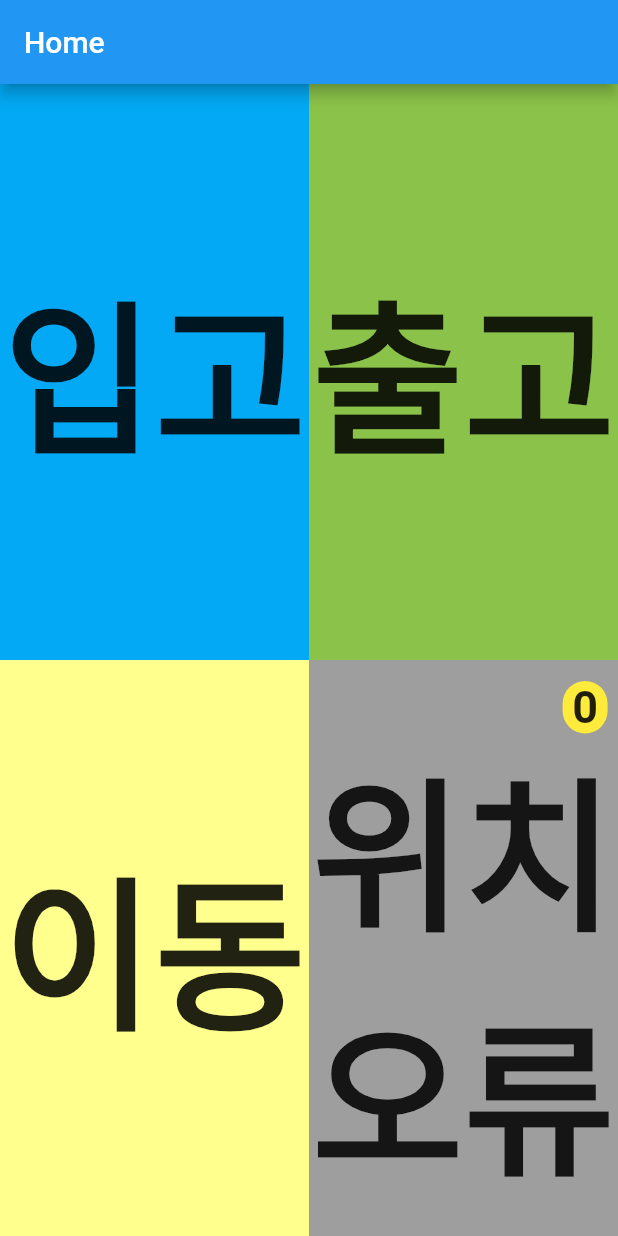
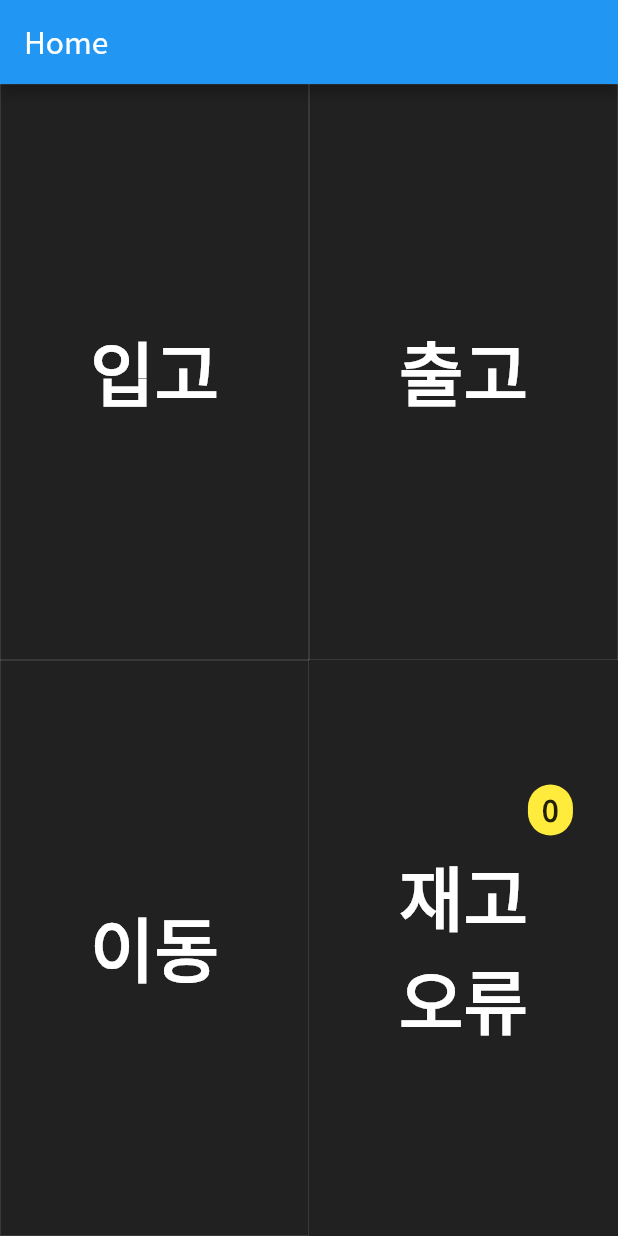
Before and after one commit to bigdatachobo/qr_detect_abnormal_alarm, a Flutter app: the screen it shows after launch, on a phone screen of 412 x 824 dp. Run offline on Flutter 3.47's test engine with Material 2 defaults, Android fonts, the light colour scheme and no system bars; our stand-ins replace flutter_dotenv, flutter_spinkit; missing offline and left inert: mysql1, qr_code_scanner.

Commit message:
design & font & delete sql tuning

```diff
--- a/lib/abnormal_list_page.dart
+++ b/lib/abnormal_list_page.dart
@@ -27,10 +27,10 @@ class _AbnormalItemsPageState extends State<AbnormalItemsPage> {
       int index = entry.key;
       AbnormalItem item = entry.value;
       return Container(
-          margin: EdgeInsets.symmetric(vertical: 4, horizontal: 8),
+          margin: const EdgeInsets.symmetric(vertical: 4, horizontal: 8),
           decoration: BoxDecoration(
             borderRadius: BorderRadius.circular(10),
-            boxShadow: [
+            boxShadow: const [
               BoxShadow(
                 color: Colors.black12,
                 blurRadius: 6,
@@ -42,29 +42,29 @@ class _AbnormalItemsPageState extends State<AbnormalItemsPage> {
           child: ListTile(
             title: Text(
               '관리번호: ${item.managementNumber}',
-              style: TextStyle(fontWeight: FontWeight.bold),
+              style: const TextStyle(fontWeight: FontWeight.bold),
             ),
             subtitle: RichText(
               text: TextSpan(
                 children: [
-                  TextSpan(
+                  const TextSpan(
                     text: '전산재고위치: ',
                     style: TextStyle(
                         fontWeight: FontWeight.bold, color: Colors.green),
                   ),
                   TextSpan(
                     text: '${item.dbLocation} / ',
-                    style: TextStyle(
+                    style: const TextStyle(
                         fontWeight: FontWeight.bold, color: Colors.green),
                   ),
-                  TextSpan(
-                    text: '실재재고위치: ',
+                  const TextSpan(
+                    text: '실물재고위치: ',
                     style: TextStyle(
                         fontWeight: FontWeight.bold, color: Colors.red),
                   ),
                   TextSpan(
                     text: '${item.actualLocation}',
-                    style: TextStyle(
+                    style: const TextStyle(
                         fontWeight: FontWeight.bold, color: Colors.red),
                   ),
                 ],
@@ -75,7 +75,7 @@ class _AbnormalItemsPageState extends State<AbnormalItemsPage> {
                     context: context,
                     builder: (context) {
                       return AlertDialog(
-                        title: const Text('실재재고 위치를 수정하시겠습니까?'),
+                        title: const Text('현재 재고 위치를 수정하시겠습니까?'),
                         actions: [
                           TextButton(
                             onPressed: () => Navigator.pop(context, false),
@@ -102,7 +102,10 @@ class _AbnormalItemsPageState extends State<AbnormalItemsPage> {
                         title: const Text('수정이 완료되었습니다.'),
                         actions: [
                           TextButton(
-                            onPressed: () => Navigator.pop(context),
+                            onPressed: () async {
+                              await deleteAbnormalItem(updatedItem.abnormalKey);
+                              Navigator.pop(context);
+                            },
                             child: const Text('OK'),
                           ),
                         ],
@@ -114,7 +117,7 @@ class _AbnormalItemsPageState extends State<AbnormalItemsPage> {
                     context: context,
                     builder: (context) {
                       return AlertDialog(
-                        title: Text('화물을 ${item.dbLocation} 위치로 옮겨주세요.'),
+                        title: Text('재고를 ${item.dbLocation} 위치로 옮겨주세요.'),
                         actions: [
                           TextButton(
                             onPressed: () => Navigator.pop(context),
--- a/lib/home_page.dart
+++ b/lib/home_page.dart
@@ -24,7 +24,7 @@ class _HomePageState extends State<HomePage> {
   @override
   Widget build(BuildContext context) {
     final screenWidth = MediaQuery.of(context).size.width;
-    final fontSize = screenWidth * 0.8 / 3;
+    final fontSize = screenWidth * 0.34 / 3;
 
     return Scaffold(
       appBar: AppBar(
@@ -51,10 +51,17 @@ class _HomePageState extends State<HomePage> {
                     },
                     child: Container(
                       alignment: Alignment.center,
-                      color: Colors.lightBlue,
+                      decoration: BoxDecoration(
+                        color: Colors.black87,
+                        border: Border.all(
+                          color: Colors.white,
+                          width: 0.05
+                        )
+                      ),
                       child: Text(
                         '입고',
-                        style: TextStyle(
+                          style: TextStyle(
+                          color: Colors.white,
                           fontSize: fontSize,
                           fontWeight: FontWeight.bold,
                         ),
@@ -77,10 +84,17 @@ class _HomePageState extends State<HomePage> {
                     },
                     child: Container(
                       alignment: Alignment.center,
-                      color: Colors.lightGreen,
+                      decoration: BoxDecoration(
+                          color: Colors.black87,
+                          border: Border.all(
+                              color: Colors.white,
+                              width: 0.05
+                          )
+                      ),
                       child: Text(
                         '출고',
                         style: TextStyle(
+                          color: Colors.white,
                           fontSize: fontSize,
                           fontWeight: FontWeight.bold,
                         ),
@@ -109,10 +123,17 @@ class _HomePageState extends State<HomePage> {
                     },
                     child: Container(
                       alignment: Alignment.center,
-                      color: Colors.yellowAccent[100],
+                      decoration: BoxDecoration(
+                          color: Colors.black87,
+                          border: Border.all(
+                              color: Colors.white,
+                              width: 0.05
+                          )
+                      ),
                       child: Text(
                         '이동',
                         style: TextStyle(
+                          color: Colors.white,
                           fontSize: fontSize,
                           fontWeight: FontWeight.bold,
                         ),
@@ -137,15 +158,16 @@ class _HomePageState extends State<HomePage> {
                         bool isAlert = count > 0;
                         return Container(
                           alignment: Alignment.center,
-                          color: isAlert ? Colors.redAccent[200] : Colors.grey,
+                          color: isAlert ? Colors.redAccent[200] : Colors.black87,
                           child: Stack(
                             alignment: Alignment.center,
                             children: [
                               Padding(
-                                padding: const EdgeInsets.only(top: 30.0),
+                                padding: const EdgeInsets.symmetric(vertical: 40, horizontal: 30 ),
                                 child: Text(
-                                    '위치\n오류',
+                                    '재고\n오류',
                                     style: TextStyle(
+                                      color: Colors.white,
                                       fontSize: fontSize,
                                       fontWeight: FontWeight.bold,
                                     ),
@@ -155,12 +177,12 @@ class _HomePageState extends State<HomePage> {
                               // if (isAlert)
                                 Positioned(
                                   top: 0,
-                                  right: 5,
+                                  right: 0,
                                   child: Container(
-                                    padding: EdgeInsets.all(0),
+                                    padding: EdgeInsets.all(2),
                                     decoration: BoxDecoration(
                                       color: Colors.yellow,
-                                      borderRadius: BorderRadius.circular(15),
+                                      borderRadius: BorderRadius.circular(20),
                                     ),
                                     constraints: BoxConstraints(
                                       minWidth: 30,
@@ -169,7 +191,7 @@ class _HomePageState extends State<HomePage> {
                                     child: Text(
                                       '$count',
                                       style: TextStyle(
-                                        fontSize: 30,
+                                        fontSize: 20,
                                         fontWeight: FontWeight.bold,
                                       ),
                                       textAlign: TextAlign.center,
--- a/lib/main.dart
+++ b/lib/main.dart
@@ -39,6 +39,8 @@ class _MyAppState extends State<MyApp> with WidgetsBindingObserver {
   @override
   Widget build(BuildContext context) {
     return MaterialApp(
+      debugShowCheckedModeBanner: false,
+      theme: ThemeData(fontFamily: 'Noto Sans KR'),
       home: HomePage(),
     );
   }
```
Also changed, not shown: lib/database.dart (+12 -0 lines), pubspec.yaml (+9 -11 lines), 6 other files.
